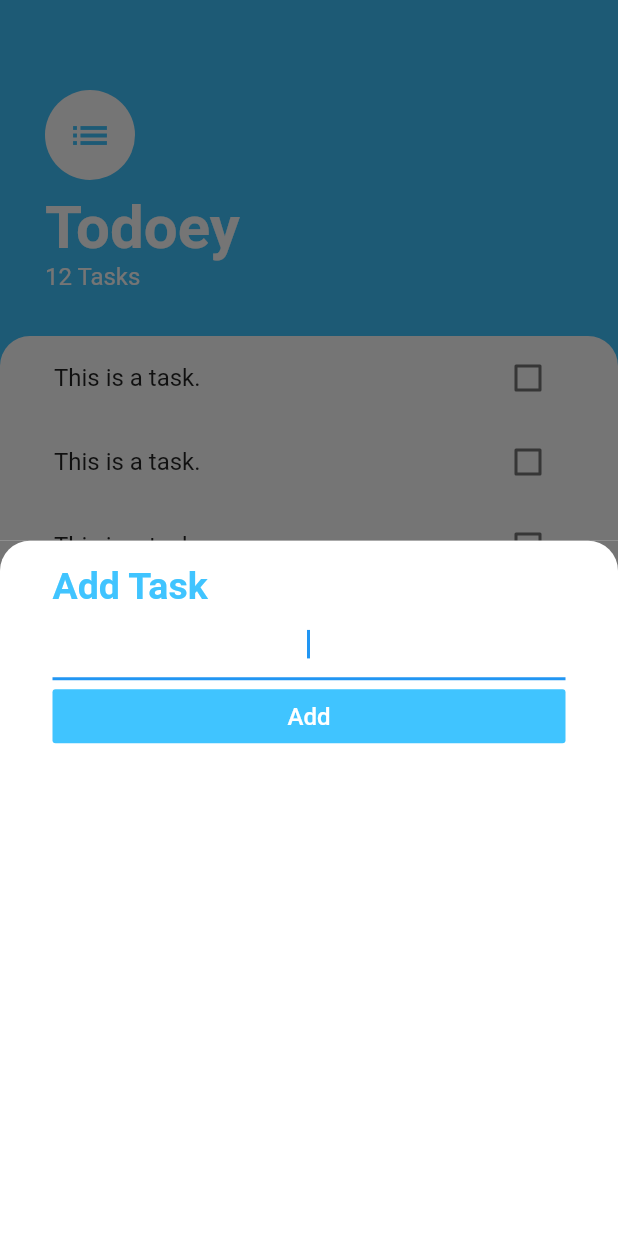
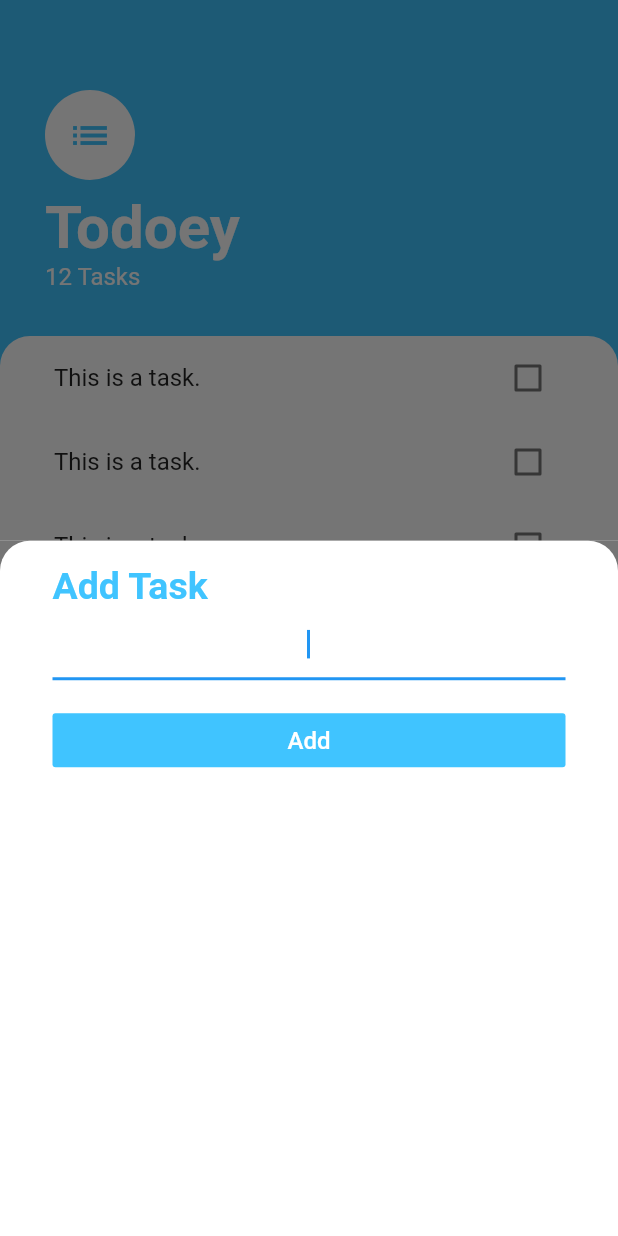
Before and after one commit to ffranzim/todoey, a Flutter app: the screen it shows after launch, after a tap on the "add" icon, on a phone screen of 412 x 824 dp. Run offline on Flutter 3.47's test engine with Material 2 defaults, Android fonts, the phone set to English and light mode, and no system bars.

Commit message:
Secao 16 - Aula 214

```diff
--- a/lib/screen/add_task_screen.dart
+++ b/lib/screen/add_task_screen.dart
@@ -28,13 +28,16 @@ class AddTaskScreen extends StatelessWidget {
               autofocus: true,
               textAlign: TextAlign.center,
             ),
-            FlatButton(
-              child: Text(
-                'Add',
-                style: TextStyle(color: Colors.white, fontSize: 16.0),
+            Container(
+              padding: EdgeInsets.only(top: 16.0),
+              child: FlatButton(
+                child: Text(
+                  'Add',
+                  style: TextStyle(color: Colors.white, fontSize: 16.0),
+                ),
+                color: Colors.lightBlueAccent,
+                onPressed: () => print('1234'),
               ),
-              color: Colors.lightBlueAccent,
-              onPressed: () => print('1234'),
             )
           ],
         ),
--- a/lib/widgets/task_tile.dart
+++ b/lib/widgets/task_tile.dart
@@ -1,16 +1,44 @@
 import 'package:flutter/material.dart';
 
-class TaskTile extends StatelessWidget {
+class TaskTile extends StatefulWidget {
+  @override
+  _TaskTileState createState() => _TaskTileState();
+}
+
+class _TaskTileState extends State<TaskTile> {
+  bool isChecked = false;
+
   @override
   Widget build(BuildContext context) {
     return ListTile(
-      title: Text('This is a task.'),
-      trailing: Checkbox(
-        onChanged: (bool) {
-          print('bool:' + bool.toString());
-        },
-        value: false,
+      title: Text(
+        'This is a task.',
+        style: TextStyle(
+            decoration: isChecked ? TextDecoration.lineThrough : null),
       ),
+      trailing: TaskCheckbox(
+          isChecked: this.isChecked,
+          toogleCheckboxState: (bool newValue) {
+            setState(() {
+              this.isChecked = newValue;
+            });
+          }),
     );
   }
 }
+
+class TaskCheckbox extends StatelessWidget {
+  final bool isChecked;
+  final Function toogleCheckboxState;
+
+  TaskCheckbox({this.toogleCheckboxState, this.isChecked});
+
+  @override
+  Widget build(BuildContext context) {
+    return Checkbox(
+      activeColor: Colors.lightBlueAccent,
+      value: this.isChecked,
+      onChanged: toogleCheckboxState,
+    );
+  }
+}
```
